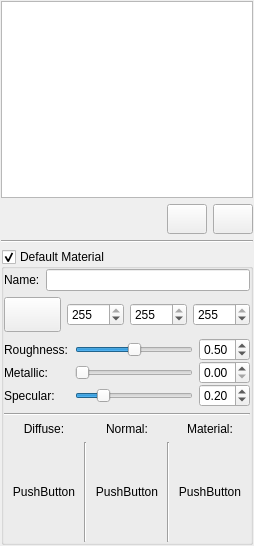
Above: Source/TIMEditor/MeshEditor.ui from williamallas/TIMEngine2 before the change. Below: the same form after it.
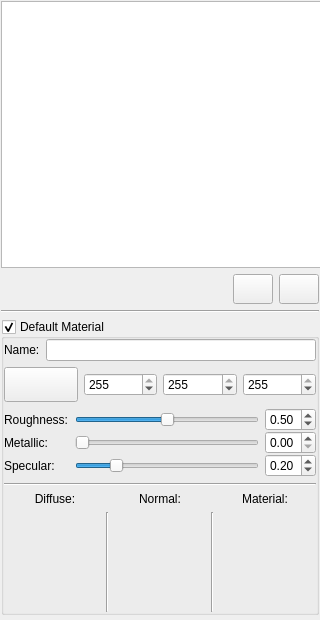
That is the form after the change. Icons and pictures are not drawn.

Commit message: Mesh editor, skybox editor

```diff
--- a/Source/TIMEditor/MeshEditor.ui
+++ b/Source/TIMEditor/MeshEditor.ui
@@ -6,10 +6,16 @@
    <rect>
     <x>0</x>
     <y>0</y>
-    <width>253</width>
-    <height>546</height>
+    <width>320</width>
+    <height>620</height>
    </rect>
   </property>
+  <property name="minimumSize">
+   <size>
+    <width>320</width>
+    <height>0</height>
+   </size>
+  </property>
   <property name="windowTitle">
    <string>Form</string>
   </property>
@@ -24,7 +30,7 @@
     <number>1</number>
    </property>
    <property name="bottomMargin">
-    <number>1</number>
+    <number>5</number>
    </property>
    <item>
     <widget class="QListWidget" name="meshPartView">
@@ -34,6 +40,12 @@
        <verstretch>0</verstretch>
       </sizepolicy>
      </property>
+     <property name="minimumSize">
+      <size>
+       <width>320</width>
+       <height>0</height>
+      </size>
+     </property>
      <property name="resizeMode">
       <enum>QListView::Adjust</enum>
      </property>
@@ -335,18 +347,24 @@
          <widget class="QPushButton" name="dm_diffuseTex">
           <property name="minimumSize">
            <size>
-            <width>0</width>
+            <width>100</width>
             <height>100</height>
            </size>
           </property>
           <property name="maximumSize">
            <size>
-            <width>150</width>
+            <width>100</width>
             <height>100</height>
            </size>
           </property>
           <property name="text">
-           <string>PushButton</string>
+           <string/>
+          </property>
+          <property name="iconSize">
+           <size>
+            <width>100</width>
+            <height>100</height>
+           </size>
           </property>
           <property name="flat">
            <bool>true</bool>
@@ -357,18 +375,24 @@
          <widget class="QPushButton" name="dm_NormalTex">
           <property name="minimumSize">
            <size>
-            <width>0</width>
+            <width>100</width>
             <height>100</height>
            </size>
           </property>
           <property name="maximumSize">
            <size>
-            <width>150</width>
+            <width>100</width>
             <height>100</height>
            </size>
           </property>
           <property name="text">
-           <string>PushButton</string>
+           <string/>
+          </property>
+          <property name="iconSize">
+           <size>
+            <width>100</width>
+            <height>100</height>
+           </size>
           </property>
           <property name="flat">
            <bool>true</bool>
@@ -379,18 +403,24 @@
          <widget class="QPushButton" name="dm_materialTex">
           <property name="minimumSize">
            <size>
-            <width>0</width>
+            <width>100</width>
             <height>100</height>
            </size>
           </property>
           <property name="maximumSize">
            <size>
-            <width>150</width>
+            <width>100</width>
             <height>100</height>
            </size>
           </property>
           <property name="text">
-           <string>PushButton</string>
+           <string/>
+          </property>
+          <property name="iconSize">
+           <size>
+            <width>100</width>
+            <height>100</height>
+           </size>
           </property>
           <property name="flat">
            <bool>true</bool>
```
Left out of the diff: 6 changed lines with no effect on the pictures. The commit also changes 16 other files.
